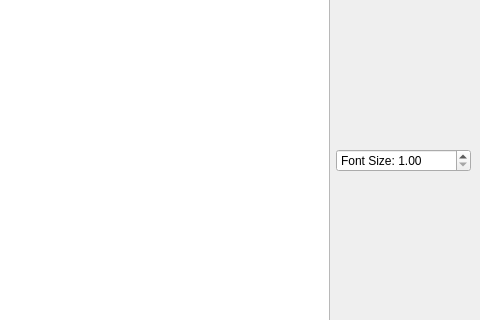
This is BookWindow.ui in Aidanjm13/AudiobookReader as Qt 5 draws it before an edit; both pictures show x 356 to 836 and y 253 to 573 of the 836 by 827 pixel window. The edited form follows.
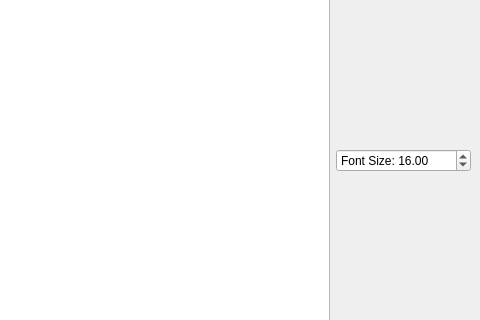
This is the edited form.

```diff
--- a/BookWindow.ui
+++ b/BookWindow.ui
@@ -104,6 +104,9 @@
         <property name="maximum">
          <double>100.000000000000000</double>
         </property>
+        <property name="value">
+         <double>16.000000000000000</double>
+        </property>
        </widget>
       </item>
      </layout>
```
Left out of the diff: 2 changed lines with no effect on the pictures.
